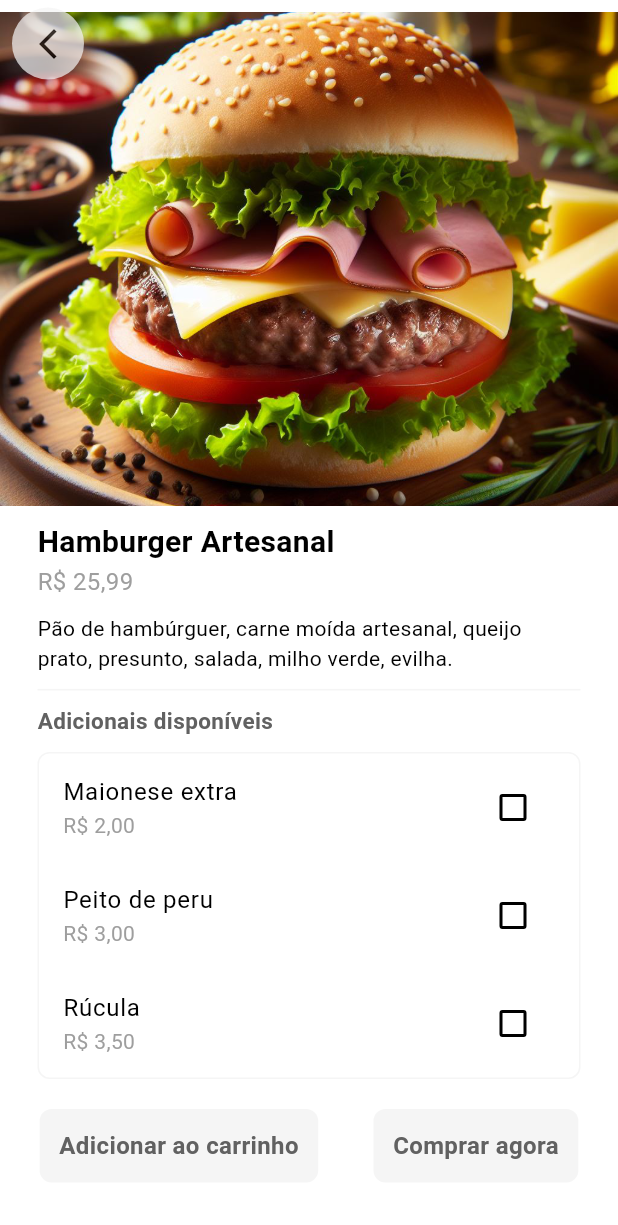
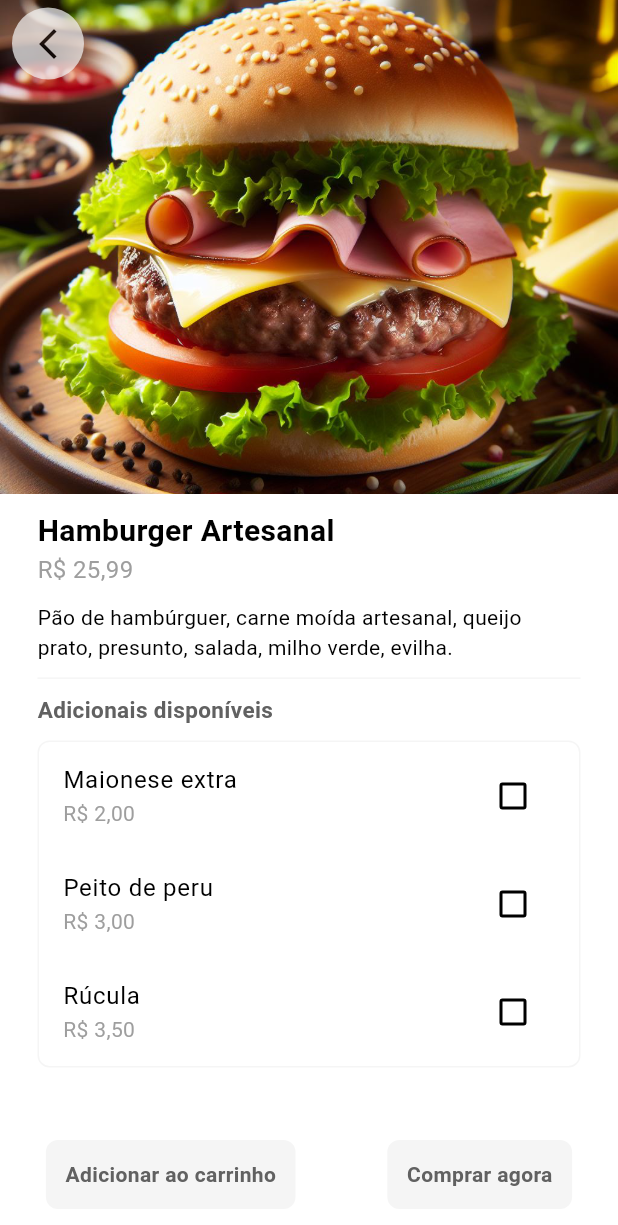
Before and after one commit to dev-henrique-silva/Gourmet-Express, a Flutter app: the screen it shows once a user with an empty profile is signed in, after a tap on "Hamburger Artesanal", on a phone screen of 412 x 824 dp. Shown: the top 1225 px of the screen. Run offline on Flutter 3.47's test engine with Material 3 defaults, Android fonts, the phone set to English and light mode, and no system bars; drawn by our look-alikes of auto_size_text; our stand-ins replace another_flushbar, cloud_firestore, equatable, firebase_auth, firebase_core, flutter_bloc and 3 more; accounts and stored records are empty.

Commit message:
fix(overflow) Corrigindo erro de overflow e melhorando responsividade no projeto.

```diff
--- a/assets/mocks/salads.json
+++ b/assets/mocks/salads.json
@@ -25,7 +25,7 @@
     },
     {
       "name": "Salada de Frutas",
-      "description": "Mistura de frutas frescas da estação.",
+      "description": "Frutas frescas da estação: uma variedade deliciosa e nutritiva para desfrutar a qualquer momento.",
       "imagePath": "assets/img/mocks/salads/salad_fruit.png",
       "price": 14.99,
       "category": "saladas",
@@ -37,7 +37,7 @@
     },
     {
       "name": "Salada Caprese",
-      "description": "Tomate, mozzarella, manjericão, azeite, sal.",
+      "description": "Tomate, mozzarella, manjericão, azeite e sal: uma explosão de sabores clássicos da culinária italiana.",
       "imagePath": "assets/img/mocks/salads/salad_caprese.png",
       "price": 16.99,
       "category": "saladas",
@@ -61,7 +61,7 @@
     },
     {
       "name": "Salada de Beterraba",
-      "description": "Beterraba, cenoura, alface, nozes, molho de vinagrete.",
+      "description": "Salada de beterraba, cenoura, alface e nozes, com um toque irresistível de molho de vinagrete.",
       "imagePath": "assets/img/mocks/salads/salad_beetroot.png",
       "price": 15.99,
       "category": "saladas",
--- a/lib/app/components/custom_button.dart
+++ b/lib/app/components/custom_button.dart
@@ -1,3 +1,4 @@
+import 'package:auto_size_text/auto_size_text.dart';
 import 'package:flutter/material.dart';
 
 class CustomButton extends StatelessWidget {
@@ -40,11 +41,11 @@ class CustomButton extends StatelessWidget {
                     ),
                   ),
                 )
-              : Text(
+              : AutoSizeText(
                   text,
                   style: TextStyle(
                     color: Theme.of(context).colorScheme.inversePrimary,
-                    fontSize: 16,
+                    fontSize: 14,
                     fontWeight: FontWeight.bold,
                   ),
                 ),
--- a/lib/app/components/custom_cart_tile.dart
+++ b/lib/app/components/custom_cart_tile.dart
@@ -32,7 +32,7 @@ class _CustomCartTileState extends State<CustomCartTile> with NavigationMixin {
   CartController get cartController => widget.cartController;
   Function() get onDelete => widget.onDelete;
   late Debouncer _debouncer;
-  late double _heightCard;
+  double _heightCard = 120;
   int quantity = 0;
 
   @override
@@ -57,9 +57,9 @@ class _CustomCartTileState extends State<CustomCartTile> with NavigationMixin {
 
   void sizeCard(BuildContext context) {
     if (cartItem.selectedAddons.isNotEmpty) {
-      _heightCard = MediaQuery.of(context).size.height * 0.18;
+      _heightCard = MediaQuery.of(context).size.height * 0.20;
     } else {
-      _heightCard = MediaQuery.of(context).size.height * 0.13;
+      _heightCard = MediaQuery.of(context).size.height * 0.15;
     }
   }
 
--- a/lib/app/components/custom_credit_card.dart
+++ b/lib/app/components/custom_credit_card.dart
@@ -60,6 +60,7 @@ class _CustomCreditCardState extends State<CustomCreditCard> {
           },
           inputConfiguration: InputConfiguration(
             cardNumberDecoration: InputDecoration(
+              contentPadding: const EdgeInsets.all(0),
               labelText: CreditCardString.numeroDoCartao.texto,
               hintText: CreditCardString.xxxxXxxxXxxxXxxx.texto,
               hintStyle: TextStyle(
@@ -75,6 +76,7 @@ class _CustomCreditCardState extends State<CustomCreditCard> {
               ),
             ),
             expiryDateDecoration: InputDecoration(
+              contentPadding: const EdgeInsets.all(0),
               labelText: CreditCardString.dataDeValidade.texto,
               hintText: CreditCardString.xxxx.texto,
               hintStyle: TextStyle(
@@ -90,6 +92,7 @@ class _CustomCreditCardState extends State<CustomCreditCard> {
               ),
             ),
             cvvCodeDecoration: InputDecoration(
+              contentPadding: const EdgeInsets.all(0),
               labelText: CreditCardString.cvv.texto,
               hintText: CreditCardString.xxx.texto,
               hintStyle: TextStyle(
@@ -105,6 +108,7 @@ class _CustomCreditCardState extends State<CustomCreditCard> {
               ),
             ),
             cardHolderDecoration: InputDecoration(
+              contentPadding: const EdgeInsets.all(0),
               labelText: CreditCardString.titularDoCartao.texto,
               enabledBorder: UnderlineInputBorder(
                 borderSide: BorderSide(
--- a/lib/app/components/order_details/delivery_confirmation.dart
+++ b/lib/app/components/order_details/delivery_confirmation.dart
@@ -79,7 +79,7 @@ class _DeliveryConfirmationState extends State<DeliveryConfirmation>
           padding: 15,
           borderRadius: 25,
         ),
-        const SizedBox(height: 30),
+        const SizedBox(height: 5),
       ],
     );
   }
--- a/lib/app/utils/strings/recipt_string.dart
+++ b/lib/app/utils/strings/recipt_string.dart
@@ -2,7 +2,8 @@ enum ReceiptString {
   detalhesDoPedido('Detalhes do pedido'),
   obrigadoPeloSeuPedido('Obrigado pelo seu pedido!'),
   aquiEstaOSeuRecibo('Aqui está o seu recibo:'),
-  divisorDePedidos('--------------------------------------------------'),
+  divisorDePedidos(
+      '--------------------------------------------------------------'),
   custoDaEntrega('Custo da entrega:'),
   totalDeItens('Total de itens:'),
   totalAPagar('Total a pagar:'),
--- a/lib/app/views/food_details_view.dart
+++ b/lib/app/views/food_details_view.dart
@@ -1,6 +1,5 @@
 import 'package:flutter/material.dart';
 import 'package:gourmetexpress/app/components/custom_button.dart';
-import 'package:gourmetexpress/app/components/custom_scroll_behavior.dart';
 import 'package:gourmetexpress/app/components/description_of_ingredients.dart';
 import 'package:gourmetexpress/app/controllers/food_details_controller.dart';
 import 'package:gourmetexpress/app/navigation/Navigation_mixin.dart';
@@ -32,8 +31,6 @@ class _FoodDetailsViewState extends State<FoodDetailsView>
   final ValueNotifier<List<bool>> _selectedAvailableAddons =
       ValueNotifier<List<bool>>([]);
 
-  double _height = 320;
-
   @override
   void initState() {
     foodDetailsController.fillSelectedAddons(
@@ -45,16 +42,7 @@ class _FoodDetailsViewState extends State<FoodDetailsView>
     super.initState();
   }
 
-  @override
-  void didChangeDependencies() {
-    _height = MediaQuery.of(context).size.width * 0.8;
-
-    super.didChangeDependencies();
-  }
-
   void widgetDidUpdate(oldWidget) {
-    _height = MediaQuery.of(context).size.width * 0.8;
-
     foodDetailsController.fillSelectedAddons(
       foodDetailsArgs.food,
       foodDetailsArgs.selectedAddons,
@@ -72,31 +60,28 @@ class _FoodDetailsViewState extends State<FoodDetailsView>
 
   @override
   Widget build(BuildContext context) {
+    return LayoutBuilder(
+      builder: (BuildContext context, BoxConstraints constraints) {
+        double screenHeight = constraints.maxHeight;
+
         return Stack(
           children: [
-        ScrollConfiguration(
-          behavior: CustomScrollBehavior(),
-          child: Scaffold(
+            Scaffold(
               body: Center(
-              child: SingleChildScrollView(
                 child: Column(
                   children: <Widget>[
                     Image.asset(
                       foodDetailsArgs.food.imagePath,
                       width: double.infinity,
-                      height: _height,
+                      height: screenHeight * 0.4,
                       fit: BoxFit.cover,
                     ),
                     DescriptionOfIngredients(
                       food: foodDetailsArgs.food,
                       selectedAvailableAddons: _selectedAvailableAddons,
                     ),
-                    Padding(
-                      padding: const EdgeInsets.symmetric(
-                        horizontal: 8.0,
-                        vertical: 10,
-                      ),
-                      child: Row(
+                    const Spacer(),
+                    Row(
                       mainAxisAlignment: MainAxisAlignment.spaceAround,
                       children: [
                         CustomButton(
@@ -143,18 +128,14 @@ class _FoodDetailsViewState extends State<FoodDetailsView>
                             foodDetailsController.insertDatabase(
                               food: foodDetailsArgs.food,
                               quantity: foodDetailsArgs.cartItem?.quantity,
-                                selectedAvailableAddons:
-                                    _selectedAvailableAddons,
+                              selectedAvailableAddons: _selectedAvailableAddons,
                             );
                           },
                         ),
                       ],
                     ),
-                    ),
                     const SizedBox(height: 18)
                   ],
-                ),
-              ),
                 ),
               ),
             ),
@@ -175,5 +156,7 @@ class _FoodDetailsViewState extends State<FoodDetailsView>
             ))
           ],
         );
+      },
+    );
   }
 }
```
Also changed, not shown: assets/mocks/desserts.json (+4 -4 lines), assets/mocks/drinks.json (+8 -8 lines), lib/app/components/order_details/order_receipt.dart (+30 -6 lines), lib/app/controllers/food_details_controller.dart (+7 -1 lines). Lines whose indentation alone changed are shown as unchanged.
